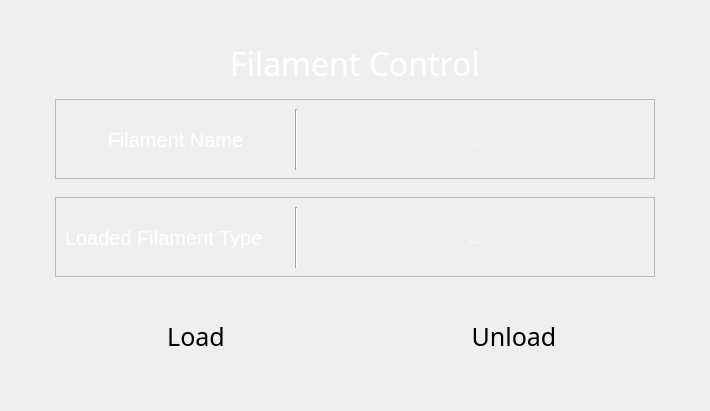
First picture: the form in BlocksScreen/lib/ui/filamentStackedWidget.ui, repository BlocksTechnology/BlocksScreen, before the edit.
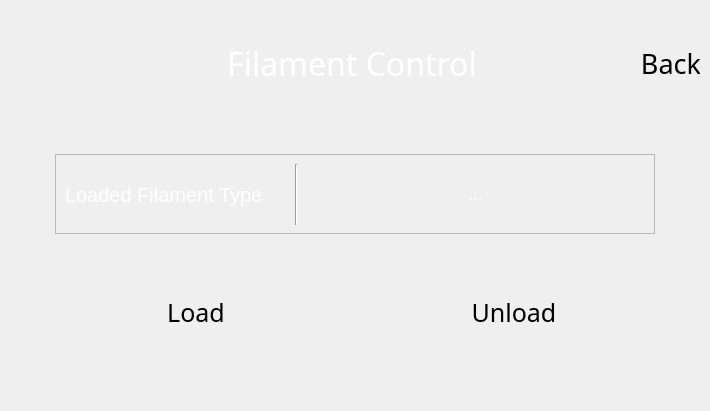
Second picture: the form after the edit. Custom widgets are drawn as their Qt base class.

```diff
--- a/BlocksScreen/lib/ui/filamentStackedWidget.ui
+++ b/BlocksScreen/lib/ui/filamentStackedWidget.ui
@@ -75,10 +75,26 @@
     </item>
     <item>
      <layout class="QHBoxLayout" name="filament_page_header_layout">
+      <item>
+       <spacer name="test">
+        <property name="orientation">
+         <enum>Qt::Horizontal</enum>
+        </property>
+        <property name="sizeType">
+         <enum>QSizePolicy::Minimum</enum>
+        </property>
+        <property name="sizeHint" stdset="0">
+         <size>
+          <width>60</width>
+          <height>0</height>
+         </size>
+        </property>
+       </spacer>
+      </item>
       <item alignment="Qt::AlignHCenter|Qt::AlignVCenter">
        <widget class="QLabel" name="filament_page_header_title">
         <property name="sizePolicy">
-         <sizepolicy hsizetype="Minimum" vsizetype="Minimum">
+         <sizepolicy hsizetype="Minimum" vsizetype="Maximum">
           <horstretch>0</horstretch>
           <verstretch>0</verstretch>
          </sizepolicy>
@@ -118,6 +134,69 @@
         </property>
        </widget>
       </item>
+      <item>
+       <widget class="IconButton" name="main_back_button">
+        <property name="sizePolicy">
+         <sizepolicy hsizetype="Preferred" vsizetype="Preferred">
+          <horstretch>0</horstretch>
+          <verstretch>0</verstretch>
+         </sizepolicy>
+        </property>
+        <property name="minimumSize">
+         <size>
+          <width>60</width>
+          <height>60</height>
+         </size>
+        </property>
+        <property name="maximumSize">
+         <size>
+          <width>60</width>
+          <height>60</height>
+         </size>
+        </property>
+        <property name="font">
+         <font>
+          <family>Momcake</family>
+          <pointsize>20</pointsize>
+          <italic>false</italic>
+          <stylestrategy>PreferAntialias</stylestrategy>
+         </font>
+        </property>
+        <property name="mouseTracking">
+         <bool>false</bool>
+        </property>
+        <property name="tabletTracking">
+         <bool>true</bool>
+        </property>
+        <property name="contextMenuPolicy">
+         <enum>Qt::NoContextMenu</enum>
+        </property>
+        <property name="layoutDirection">
+         <enum>Qt::LeftToRight</enum>
+        </property>
+        <property name="styleSheet">
+         <string notr="true"/>
+        </property>
+        <property name="text">
+         <string>Back</string>
+        </property>
+        <property name="autoDefault">
+         <bool>false</bool>
+        </property>
+        <property name="flat">
+         <bool>true</bool>
+        </property>
+        <property name="class" stdset="0">
+         <string>menu_btn</string>
+        </property>
+        <property name="button_type" stdset="0">
+         <string>icon</string>
+        </property>
+        <property name="icon_pixmap" stdset="0">
+         <pixmap resource="resources/icon_resources.qrc">:/ui/media/btn_icons/back.svg</pixmap>
+        </property>
+       </widget>
+      </item>
      </layout>
     </item>
     <item>
@@ -137,125 +216,6 @@
      <layout class="QVBoxLayout" name="verticalLayout_4" stretch="0">
       <item>
        <layout class="QVBoxLayout" name="verticalLayout_3">
-        <item alignment="Qt::AlignHCenter">
-         <widget class="BlocksCustomFrame" name="frame_8">
-          <property name="sizePolicy">
-           <sizepolicy hsizetype="Expanding" vsizetype="Expanding">
-            <horstretch>0</horstretch>
-            <verstretch>0</verstretch>
-           </sizepolicy>
-          </property>
-          <property name="minimumSize">
-           <size>
-            <width>600</width>
-            <height>80</height>
-           </size>
-          </property>
-          <property name="maximumSize">
-           <size>
-            <width>600</width>
-            <height>80</height>
-           </size>
-          </property>
-          <property name="frameShape">
-           <enum>QFrame::StyledPanel</enum>
-          </property>
-          <property name="frameShadow">
-           <enum>QFrame::Raised</enum>
-          </property>
-          <widget class="QLabel" name="filament_page_info_content_6">
-           <property name="geometry">
-            <rect>
-             <x>20</x>
-             <y>20</y>
-             <width>201</width>
-             <height>41</height>
-            </rect>
-           </property>
-           <property name="minimumSize">
-            <size>
-             <width>0</width>
-             <height>0</height>
-            </size>
-           </property>
-           <property name="maximumSize">
-            <size>
-             <width>280</width>
-             <height>60</height>
-            </size>
-           </property>
-           <property name="font">
-            <font>
-             <pointsize>15</pointsize>
-            </font>
-           </property>
-           <property name="styleSheet">
-            <string notr="true">background: transparent; color:white ;</string>
-           </property>
-           <property name="text">
-            <string>Filament Name</string>
-           </property>
-           <property name="alignment">
-            <set>Qt::AlignCenter</set>
-           </property>
-           <property name="textInteractionFlags">
-            <set>Qt::NoTextInteraction</set>
-           </property>
-          </widget>
-          <widget class="QLabel" name="label">
-           <property name="geometry">
-            <rect>
-             <x>260</x>
-             <y>10</y>
-             <width>321</width>
-             <height>60</height>
-            </rect>
-           </property>
-           <property name="minimumSize">
-            <size>
-             <width>0</width>
-             <height>60</height>
-            </size>
-           </property>
-           <property name="maximumSize">
-            <size>
-             <width>16777215</width>
-             <height>60</height>
-            </size>
-           </property>
-           <property name="font">
-            <font>
-             <pointsize>13</pointsize>
-            </font>
-           </property>
-           <property name="styleSheet">
-            <string notr="true">color:white</string>
-           </property>
-           <property name="text">
-            <string>...</string>
-           </property>
-           <property name="alignment">
-            <set>Qt::AlignCenter</set>
-           </property>
-          </widget>
-          <widget class="Line" name="line">
-           <property name="geometry">
-            <rect>
-             <x>240</x>
-             <y>10</y>
-             <width>3</width>
-             <height>61</height>
-            </rect>
-           </property>
-           <property name="styleSheet">
-            <string notr="true">color:white</string>
-           </property>
-           <property name="orientation">
-            <enum>Qt::Vertical</enum>
-           </property>
-          </widget>
-         </widget>
-        </item>
         <item>
          <spacer name="verticalSpacer_3">
           <property name="orientation">
```
Left out of the diff: 2 changed lines with no effect on the pictures.
